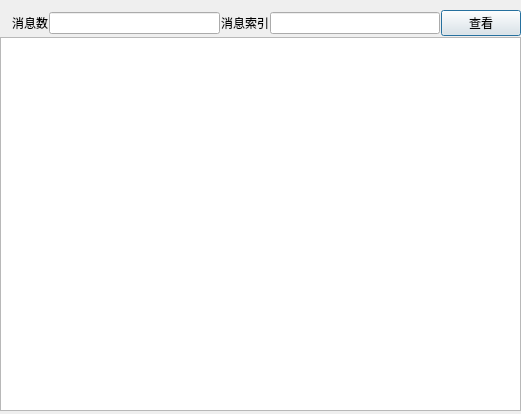
This is partitiondetaildlg.ui in zh5e/kafkacli as Qt 5 draws it before an edit. The edited form follows.
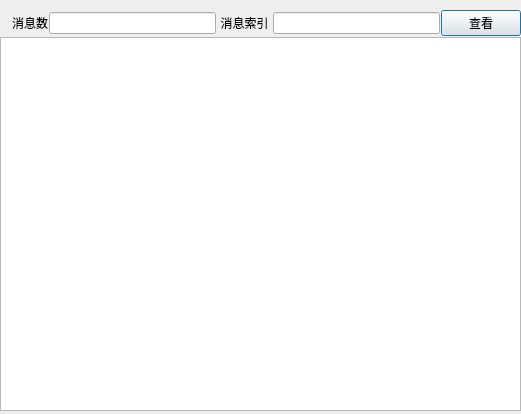
This is the edited form.

Commit message: 调整label宽

```diff
--- a/partitiondetaildlg.ui
+++ b/partitiondetaildlg.ui
@@ -69,7 +69,7 @@
       <item>
        <widget class="QLabel" name="label_3">
         <property name="text">
-         <string>消息索引</string>
+         <string> 消息索引 </string>
         </property>
         <property name="alignment">
          <set>Qt::AlignCenter</set>
```
The commit also changes 2 other files.
